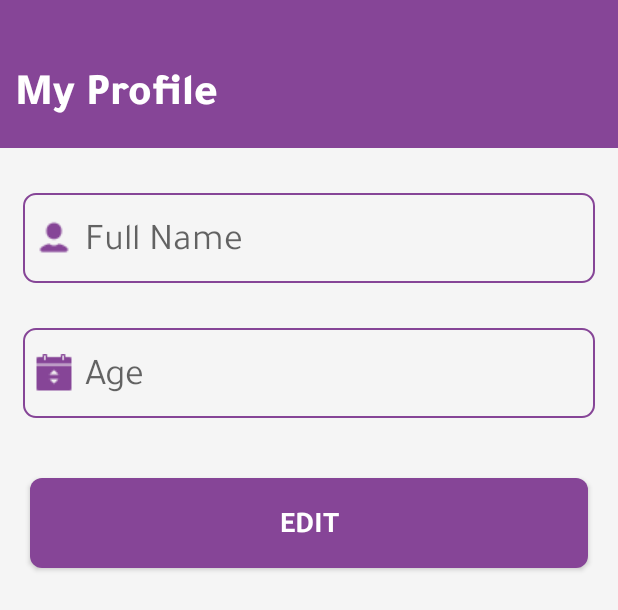
After one commit to AsmaaAbdelfattah/MedicineApp, an Android app built with Jetpack Compose: the layout activity_profile.xml on its own in the app's theme, with its tools: preview values and no code run, on a phone screen of 412 x 824 dp. The commit adds this screen. Shown: the top 610 px of the screen. Run offline under Robolectric (Android 15) with nearby library versions, the phone set to English and light mode, and no system bars.

Commit message:
edit profile

```diff
--- a/app/src/main/java/com/example/medicineremainder/Activities/LogInActivity.kt
+++ b/app/src/main/java/com/example/medicineremainder/Activities/LogInActivity.kt
@@ -16,7 +16,7 @@ import com.example.medicineremainder.databinding.ActivityLogInBinding
 import com.google.firebase.auth.FirebaseAuth
 
 
-class LogInActivity : ComponentActivity() {
+class LogInActivity : BaseActivity() {
     lateinit var logBinding: ActivityLogInBinding
     lateinit var firebase :FirebaseAuth
     lateinit var sharedPrefHelper: SharedPrefHelper
--- a/app/src/main/java/com/example/medicineremainder/Activities/MainActivity.kt
+++ b/app/src/main/java/com/example/medicineremainder/Activities/MainActivity.kt
@@ -36,7 +36,7 @@ import java.time.format.DateTimeFormatter
 import java.util.Locale
 import java.util.concurrent.TimeUnit
 
-class MainActivity : AppCompatActivity() {
+class MainActivity : BaseActivity() {
     lateinit var homeBinding: MainActivityBinding
     lateinit var alarmManager: AlarmManager
     lateinit var pendingIntent: PendingIntent
--- a/app/src/main/java/com/example/medicineremainder/Activities/PharmaciesActivity.kt
+++ b/app/src/main/java/com/example/medicineremainder/Activities/PharmaciesActivity.kt
@@ -37,7 +37,7 @@ import retrofit2.Response
 import retrofit2.Retrofit
 import retrofit2.converter.gson.GsonConverterFactory
 
-class PharmaciesActivity : AppCompatActivity() {
+class PharmaciesActivity : BaseActivity() {
     //TODO: vars
    lateinit var binding: ActivityPharamaciesBinding
     lateinit var adapter: PharmacyAdapter
--- a/app/src/main/java/com/example/medicineremainder/Activities/RegisterActivity.kt
+++ b/app/src/main/java/com/example/medicineremainder/Activities/RegisterActivity.kt
@@ -16,7 +16,7 @@ import com.example.medicineremainder.Model.User
 import com.example.medicineremainder.Utilities.Dialog
 import com.example.medicineremainder.Utilities.FirebaseManager
 
-class RegisterActivity : ComponentActivity() {
+class RegisterActivity : BaseActivity() {
     lateinit var firebase : FirebaseAuth
     lateinit var registerBinding: ActivityRegisterBinding
     lateinit var sharedPrefHelper: SharedPrefHelper
--- a/app/src/main/java/com/example/medicineremainder/Activities/SplashActivity.kt
+++ b/app/src/main/java/com/example/medicineremainder/Activities/SplashActivity.kt
@@ -12,7 +12,7 @@ import com.example.medicineremainder.Utilities.SharedPrefHelper
 import com.example.medicineremainder.databinding.ActivitySplashBinding
 
 
-class SplashActivity : ComponentActivity() {
+class SplashActivity : BaseActivity() {
     lateinit var sharedPrefHelper: SharedPrefHelper
     lateinit var splashBinding: ActivitySplashBinding
     override fun onCreate(savedInstanceState: Bundle?) {
--- a/app/src/main/java/com/example/medicineremainder/Activities/StatisticsActivity.kt
+++ b/app/src/main/java/com/example/medicineremainder/Activities/StatisticsActivity.kt
@@ -18,7 +18,7 @@ import com.github.mikephil.charting.data.BarEntry
 import com.github.mikephil.charting.formatter.IndexAxisValueFormatter
 
 
-class StatisticsActivity : AppCompatActivity() {
+class StatisticsActivity : BaseActivity() {
     lateinit var binding: ActivityStatisticsBinding
     override fun onCreate(savedInstanceState: Bundle?) {
         super.onCreate(savedInstanceState)
--- a/app/src/main/java/com/example/medicineremainder/Fragments/HomeFragment.kt
+++ b/app/src/main/java/com/example/medicineremainder/Fragments/HomeFragment.kt
@@ -42,7 +42,6 @@ class HomeFragment : Fragment() {
        val user = SharedPrefHelper(requireContext()).getUser()
         if (user != null) {
             bindUser(user)
-            println(user.medicine)
         }
         return binding.root
     }
@@ -61,7 +60,6 @@ class HomeFragment : Fragment() {
              binding.progressBar.visibility = View.GONE
      }
 
-
     //TODO filter medicine list
     fun filterMedicinesForToday(medicines: MutableList<Medicine>): List<Medicine> {
         val todayDate = SimpleDateFormat("yyyy-MM-dd", Locale.getDefault()).format(Date())
@@ -76,5 +74,4 @@ class HomeFragment : Fragment() {
             }
     }
 
-
 }
--- /dev/null
+++ b/app/src/main/res/layout/activity_profile.xml
@@ -0,0 +1,100 @@
+<?xml version="1.0" encoding="utf-8"?>
+<androidx.constraintlayout.widget.ConstraintLayout xmlns:android="http://schemas.android.com/apk/res/android"
+    xmlns:app="http://schemas.android.com/apk/res-auto"
+    xmlns:tools="http://schemas.android.com/tools"
+    android:id="@+id/main"
+    android:background="@color/background"
+    android:layout_width="match_parent"
+    android:layout_height="match_parent"
+    tools:context=".Activities.ProfileActivity">
+    <androidx.constraintlayout.widget.ConstraintLayout
+        android:id="@+id/profile"
+        android:layout_width="match_parent"
+        android:layout_height="0dp"
+        android:paddingTop="35dp"
+        app:layout_constraintStart_toStartOf="parent"
+        app:layout_constraintEnd_toEndOf="parent"
+        app:layout_constraintTop_toTopOf="parent"
+        android:background="@color/mainAppColor"
+        app:layout_constraintHeight_percent = "0.12"
+        >
+        <TextView
+            android:layout_width="match_parent"
+            android:layout_height="0dp"
+            android:textSize="30sp"
+            android:fontFamily="@font/tajawal_extrabold"
+            android:textColor="@color/white"
+            android:layout_marginHorizontal="10dp"
+            android:text="@string/my_profile"
+            app:layout_constraintBottom_toBottomOf="parent"
+            app:layout_constraintTop_toTopOf="parent"
+            app:layout_constraintStart_toStartOf="parent"
+            app:layout_constraintEnd_toEndOf="parent"/>
+    </androidx.constraintlayout.widget.ConstraintLayout>
+
+
+    <EditText
+        android:id="@+id/name"
+        android:layout_width="match_parent"
+        android:layout_height="60dp"
+        android:hint="@string/enter_your_name"
+        android:fontFamily="@font/tajawal_regular"
+        android:textSize="25sp"
+        android:textColor="@color/darkGray"
+        android:inputType="textPersonName"
+        android:background="@drawable/et_borders"
+        android:drawableStart="@drawable/ic_person"
+        android:drawablePadding="8dp"
+        android:padding="8dp"
+        android:layout_marginTop="30dp"
+        android:layout_marginHorizontal="15dp"
+        app:layout_constraintStart_toStartOf="parent"
+        app:layout_constraintEnd_toEndOf="parent"
+        app:layout_constraintTop_toBottomOf="@id/profile"
+        />
+    <EditText
+        android:id="@+id/age"
+        android:layout_width="match_parent"
+        android:layout_height="60dp"
+        android:hint="@string/enter_your_age"
+        android:fontFamily="@font/tajawal_regular"
+        android:textSize="25sp"
+        android:textColor="@color/darkGray"
+        android:inputType="number"
+        android:background="@drawable/et_borders"
+        android:drawableStart="@drawable/ic_age"
+        android:drawablePadding="8dp"
+        android:padding="8dp"
+        android:layout_marginTop="30dp"
+        android:layout_marginHorizontal="15dp"
+        app:layout_constraintStart_toStartOf="parent"
+        app:layout_constraintEnd_toEndOf="parent"
+        app:layout_constraintTop_toBottomOf="@id/name"
+        />
+    <Button
+        android:id="@+id/save"
+        android:layout_width="match_parent"
+        android:layout_height="60dp"
+        android:textColor="@color/white"
+        android:fontFamily="@font/tajawal_bold"
+        android:text="@string/Edit"
+        android:textSize="20dp"
+        android:background="@drawable/btn_corner"
+        android:layout_marginTop="40dp"
+        android:layout_marginHorizontal="20dp"
+        app:layout_constraintStart_toStartOf="parent"
+        app:layout_constraintEnd_toEndOf="parent"
+        app:layout_constraintTop_toBottomOf="@+id/age"
+        />
+    <ProgressBar
+        android:id="@+id/progressBar"
+        android:layout_width="64dp"
+        android:layout_height="64dp"
+        android:indeterminateDrawable="@drawable/inidcator"
+        android:visibility="gone"
+        android:layout_gravity="center"
+        app:layout_constraintStart_toStartOf="parent"
+        app:layout_constraintEnd_toEndOf="parent"
+        app:layout_constraintTop_toTopOf="parent"
+        app:layout_constraintBottom_toBottomOf="parent"/>
+</androidx.constraintlayout.widget.ConstraintLayout>
--- a/app/src/main/res/values/strings.xml
+++ b/app/src/main/res/values/strings.xml
@@ -56,4 +56,6 @@
     <string name="no_pharmacies_found">No Pharamices Found Nearest to you</string>
     <string name="change_language">Change Language</string>
     <string name="ok">Ok</string>
+    <string name="Save">Save</string>
+    <string name="Edit">Edit</string>
 </resources>
```
Also changed, not shown: app/src/main/AndroidManifest.xml (+8 -1 lines), app/src/main/java/com/example/medicineremainder/Activities/BaseActivity.kt (added, +31 -0 lines), app/src/main/java/com/example/medicineremainder/Activities/ProfileActivity.kt (added, +49 -0 lines), app/src/main/java/com/example/medicineremainder/Fragments/AddMedicineFragment.kt (+20 -14 lines), app/src/main/java/com/example/medicineremainder/Fragments/MoreFragment.kt (+30 -24 lines), app/src/main/java/com/example/medicineremainder/Utilities/FirebaseManager.kt (+18 -50 lines), app/src/main/java/com/example/medicineremainder/Utilities/SharedPreference.kt (+11 -0 lines), 1 other file.
